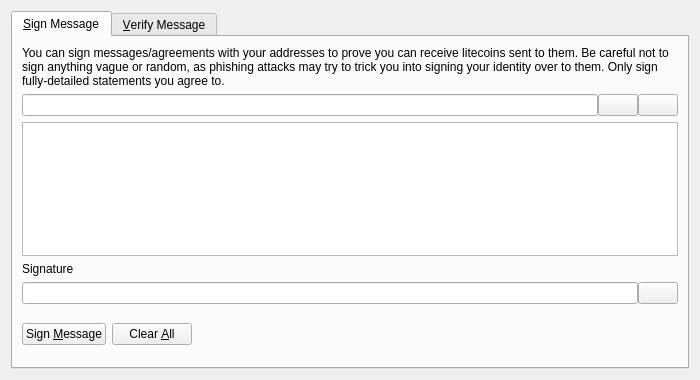
Before: the Qt Designer form src/qt/forms/signverifymessagedialog.ui in yugiona/yugionacoin, drawn with Qt 5.
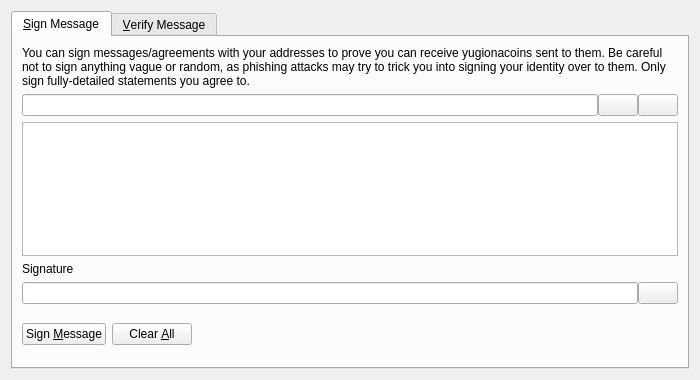
After: the same form once the commit is applied. Icons and pictures are not drawn. Custom widgets are drawn as their Qt base class.

What changed in the file:
```diff
--- a/src/qt/forms/signverifymessagedialog.ui
+++ b/src/qt/forms/signverifymessagedialog.ui
@@ -30,7 +30,7 @@
        <item>
         <widget class="QLabel" name="infoLabel_SM">
          <property name="text">
-          <string>You can sign messages/agreements with your addresses to prove you can receive litecoins sent to them. Be careful not to sign anything vague or random, as phishing attacks may try to trick you into signing your identity over to them. Only sign fully-detailed statements you agree to.</string>
+          <string>You can sign messages/agreements with your addresses to prove you can receive yugionacoins sent to them. Be careful not to sign anything vague or random, as phishing attacks may try to trick you into signing your identity over to them. Only sign fully-detailed statements you agree to.</string>
          </property>
          <property name="textFormat">
           <enum>Qt::PlainText</enum>
```
Left out of the diff: 8 changed lines with no effect on the pictures.
